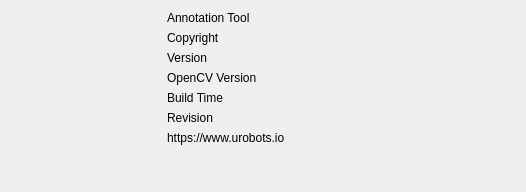
Above: anno/AboutDialog.ui from urobots-io/anno before the change. Below: the same form after it.
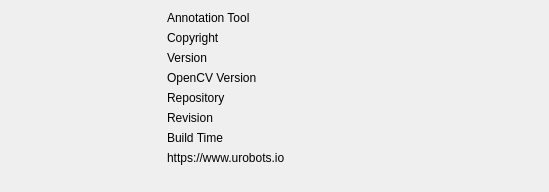
That is the form after the change. Icons and pictures are not drawn.

Commit message: improve AboutDialog: include git URL and revision information

What changed in the file:
```diff
--- a/anno/AboutDialog.ui
+++ b/anno/AboutDialog.ui
@@ -6,7 +6,7 @@
    <rect>
     <x>0</x>
     <y>0</y>
-    <width>526</width>
+    <width>549</width>
     <height>192</height>
    </rect>
   </property>
@@ -120,9 +120,9 @@
        </widget>
       </item>
       <item>
-       <widget class="QLabel" name="build_time_label">
+       <widget class="QLabel" name="repo_url_label">
         <property name="text">
-         <string>Build Time</string>
+         <string>Repository</string>
         </property>
        </widget>
       </item>
@@ -133,6 +133,13 @@
         </property>
        </widget>
       </item>
+      <item>
+       <widget class="QLabel" name="build_time_label">
+        <property name="text">
+         <string>Build Time</string>
+        </property>
+       </widget>
+      </item>
       <item>
        <widget class="QLabel" name="label_2">
         <property name="text">
```
The commit also changes 7 other files.
